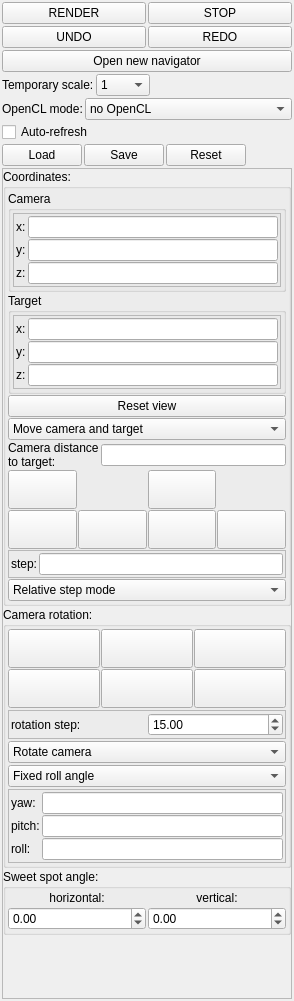
Old version of the form mandelbulber2/qt/dock_navigation.ui in the repository buddhi1980/mandelbulber2.
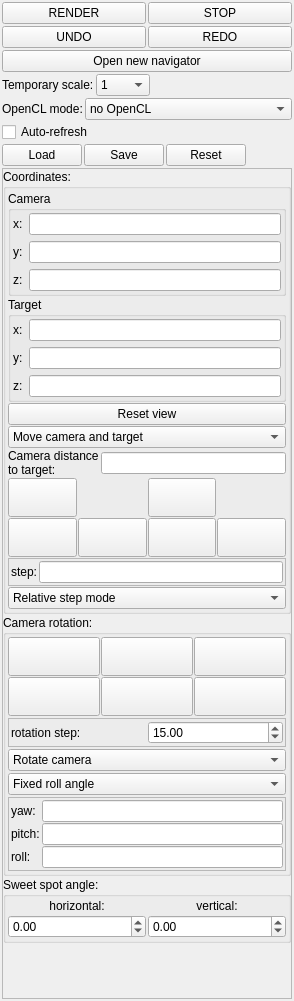
New version of the form. Icons and pictures are not drawn. Custom widgets are drawn as their Qt base class.

Commit message: Added empty class cObjectsTree and test structure of parameters describing tree nodes

What changed in the file:
```diff
--- a/mandelbulber2/qt/dock_navigation.ui
+++ b/mandelbulber2/qt/dock_navigation.ui
@@ -306,8 +306,8 @@
        <rect>
         <x>0</x>
         <y>0</y>
-        <width>273</width>
-        <height>838</height>
+        <width>288</width>
+        <height>817</height>
        </rect>
       </property>
       <property name="sizePolicy">
@@ -369,10 +369,7 @@
               <property name="title">
                <string>Camera</string>
               </property>
-              <layout class="QVBoxLayout" name="verticalLayout_5">
-               <property name="spacing">
-                <number>2</number>
-               </property>
+              <layout class="QFormLayout" name="formLayout">
                <property name="leftMargin">
                 <number>2</number>
                </property>
@@ -384,41 +381,6 @@
                </property>
                <property name="bottomMargin">
                 <number>2</number>
-               </property>
-               <item>
-                <widget class="QFrame" name="vect3_camera">
-                 <property name="frameShape">
-                  <enum>QFrame::StyledPanel</enum>
-                 </property>
-                 <property name="frameShadow">
-                  <enum>QFrame::Raised</enum>
-                 </property>
-                 <layout class="QVBoxLayout" name="verticalLayout_14">
-                  <property name="spacing">
-                   <number>2</number>
-                  </property>
-                  <property name="leftMargin">
-                   <number>2</number>
-                  </property>
-                  <property name="topMargin">
-                   <number>2</number>
-                  </property>
-                  <property name="rightMargin">
-                   <number>2</number>
-                  </property>
-                  <property name="bottomMargin">
-                   <number>2</number>
-                  </property>
-                  <item>
-                   <layout class="QFormLayout" name="formLayout_coordinates_4">
-                    <property name="fieldGrowthPolicy">
-                     <enum>QFormLayout::ExpandingFieldsGrow</enum>
-                    </property>
-                    <property name="horizontalSpacing">
-                     <number>2</number>
-                    </property>
-                    <property name="verticalSpacing">
-                     <number>1</number>
                     </property>
                     <item row="0" column="0">
                      <widget class="QLabel" name="label_18">
@@ -472,11 +434,6 @@
                      </widget>
                     </item>
                    </layout>
-                  </item>
-                 </layout>
-                </widget>
-               </item>
-              </layout>
              </widget>
             </item>
             <item>
@@ -487,10 +444,7 @@
               <property name="title">
                <string>Target</string>
               </property>
-              <layout class="QVBoxLayout" name="verticalLayout_54">
-               <property name="spacing">
-                <number>2</number>
-               </property>
+              <layout class="QFormLayout" name="formLayout_2">
                <property name="leftMargin">
                 <number>2</number>
                </property>
@@ -502,41 +456,6 @@
                </property>
                <property name="bottomMargin">
                 <number>2</number>
-               </property>
-               <item>
-                <widget class="QFrame" name="vect3_target">
-                 <property name="frameShape">
-                  <enum>QFrame::StyledPanel</enum>
-                 </property>
-                 <property name="frameShadow">
-                  <enum>QFrame::Raised</enum>
-                 </property>
-                 <layout class="QVBoxLayout" name="verticalLayout_55">
-                  <property name="spacing">
-                   <number>2</number>
-                  </property>
-                  <property name="leftMargin">
-                   <number>2</number>
-                  </property>
-                  <property name="topMargin">
-                   <number>2</number>
-                  </property>
-                  <property name="rightMargin">
-                   <number>2</number>
-                  </property>
-                  <property name="bottomMargin">
-                   <number>2</number>
-                  </property>
-                  <item>
-                   <layout class="QFormLayout" name="formLayout_coordinates_9">
-                    <property name="fieldGrowthPolicy">
-                     <enum>QFormLayout::ExpandingFieldsGrow</enum>
-                    </property>
-                    <property name="horizontalSpacing">
-                     <number>2</number>
-                    </property>
-                    <property name="verticalSpacing">
-                     <number>1</number>
                     </property>
                     <item row="0" column="0">
                      <widget class="QLabel" name="label_121">
@@ -590,11 +509,6 @@
                      </widget>
                     </item>
                    </layout>
-                  </item>
-                 </layout>
-                </widget>
-               </item>
-              </layout>
              </widget>
             </item>
             <item>
```
Left out of the diff: 6 changed lines with no effect on the pictures. Lines whose indentation alone changed are shown as unchanged. The commit also changes 6 other files.
